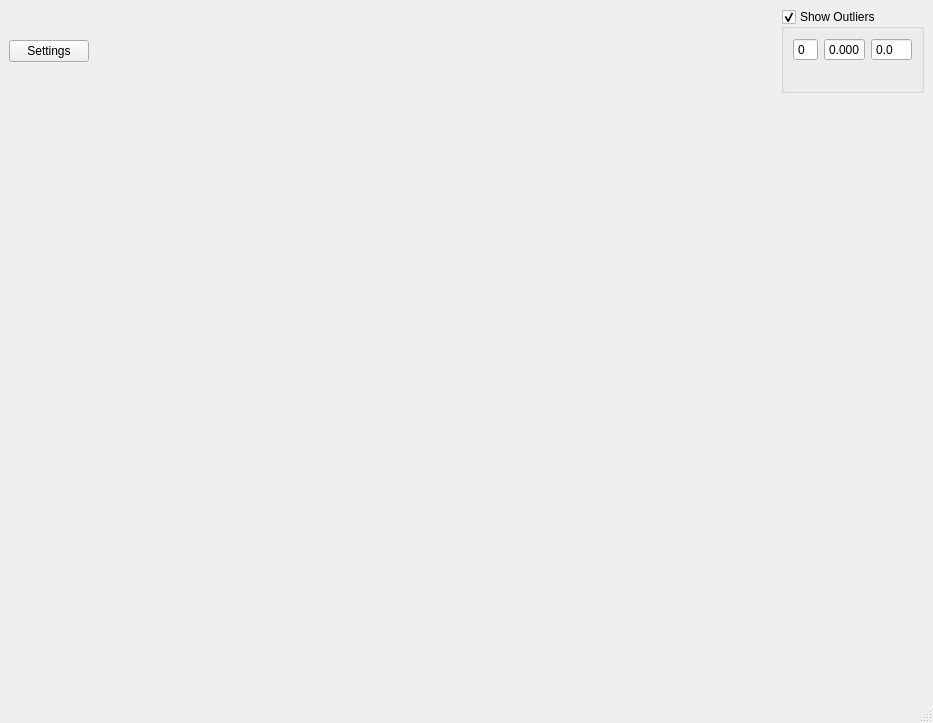
This is UIFiles/Project_plotter.ui in Theserich/RATS as Qt 5 draws it before an edit. The edited form follows.
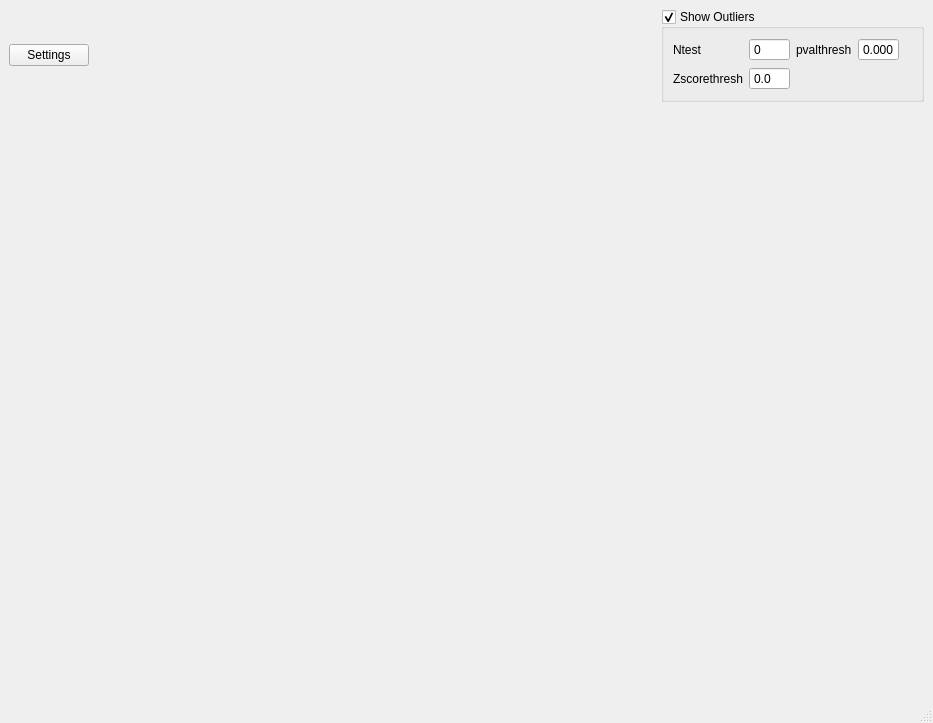
This is the edited form.

Patch:
```diff
--- a/UIFiles/Project_plotter.ui
+++ b/UIFiles/Project_plotter.ui
@@ -28,6 +28,20 @@
       </property>
       <layout class="QGridLayout" name="gridLayout_2">
        <item row="0" column="0">
+        <widget class="QLabel" name="label">
+         <property name="text">
+          <string>Ntest</string>
+         </property>
+        </widget>
+       </item>
+       <item row="0" column="5">
+        <widget class="QLabel" name="Errorlabel">
+         <property name="text">
+          <string/>
+         </property>
+        </widget>
+       </item>
+       <item row="0" column="1">
         <widget class="QSpinBox" name="Windowlen_edit">
          <property name="toolTip">
           <string>&lt;html&gt;&lt;head/&gt;&lt;body&gt;&lt;p&gt;length of the sliding window over 'userlabel_nr'&lt;/p&gt;&lt;/body&gt;&lt;/html&gt;</string>
@@ -40,7 +54,7 @@
          </property>
         </widget>
        </item>
-       <item row="0" column="1">
+       <item row="0" column="3">
         <widget class="QDoubleSpinBox" name="pval_edit">
          <property name="toolTip">
           <string>&lt;html&gt;&lt;head/&gt;&lt;body&gt;&lt;p&gt;p-value limit of failed chisquared test over the window&lt;/p&gt;&lt;/body&gt;&lt;/html&gt;</string>
@@ -60,6 +74,20 @@
         </widget>
        </item>
        <item row="0" column="2">
+        <widget class="QLabel" name="label_2">
+         <property name="text">
+          <string>pvalthresh</string>
+         </property>
+        </widget>
+       </item>
+       <item row="1" column="0">
+        <widget class="QLabel" name="label_3">
+         <property name="text">
+          <string>Zscorethresh</string>
+         </property>
+        </widget>
+       </item>
+       <item row="1" column="1">
         <widget class="QDoubleSpinBox" name="zscore_edit">
          <property name="toolTip">
           <string>&lt;html&gt;&lt;head/&gt;&lt;body&gt;&lt;p&gt;z-value factor threshold&lt;/p&gt;&lt;/body&gt;&lt;/html&gt;</string>
@@ -75,13 +103,6 @@
          </property>
         </widget>
        </item>
-       <item row="1" column="0" colspan="3">
-        <widget class="QLabel" name="Errorlabel">
-         <property name="text">
-          <string/>
-         </property>
-        </widget>
-       </item>
       </layout>
      </widget>
     </item>
```
Left out of the diff: 2 changed lines with no effect on the pictures.
